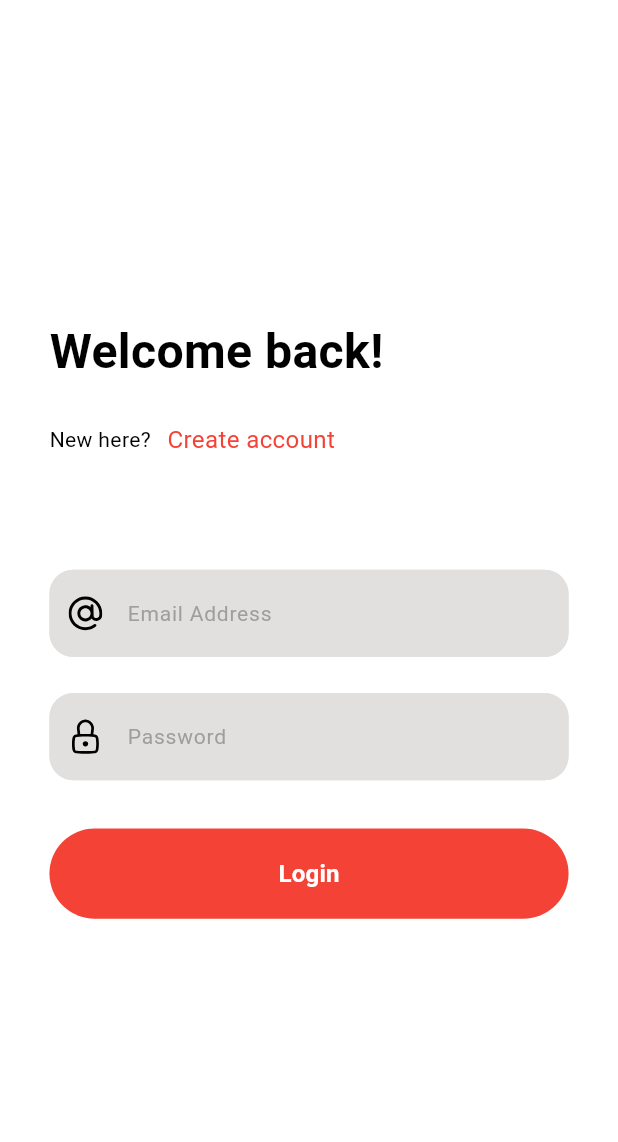
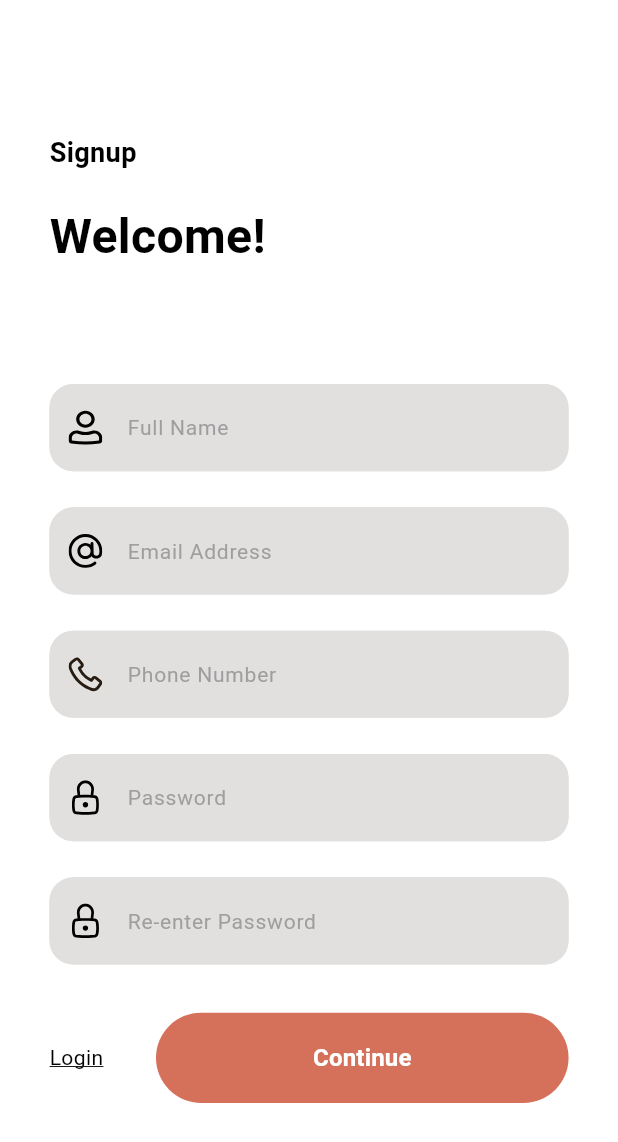
Before and after one commit to abdelrahman3003/farmerEats, a Flutter app: the screen it shows after launch, on a phone screen of 412 x 824 dp. Shown: the top 1142 px of the screen. Run offline on Flutter 3.47's test engine with Material 3 defaults, Android fonts, the phone set to English and light mode, and no system bars; our stand-ins replace dio, flutter_screenutil, flutter_svg, freezed_annotation, get_it, pretty_dio_logger and 2 more; generated files the repository leaves out were written again.

Commit message:
first screen in signup

```diff
--- a/lib/core/constants/routes.dart
+++ b/lib/core/constants/routes.dart
@@ -1,20 +1,22 @@
-
 import 'package:farmereats/features/auth/signin/presentation/view/signin_view.dart';
 import 'package:flutter/material.dart';
 
+import '../../features/auth/signup/presentation/view/signup_view.dart';
 import '../../features/onboarding/view/onboarding_view.dart';
 
 class Routes {
   static const String konboardingView = '/onboardingView';
+  static const String ksigninView = '/signinView';
   static const String ksignupView = '/signupView';
 
   static Route generateRoute(RouteSettings setting) {
     switch (setting.name) {
       case konboardingView:
         return MaterialPageRoute(builder: (context) => const OnboardingView());
+      case ksignupView:
+        return MaterialPageRoute(builder: (context) => const SigninView());
       case "/":
-               return MaterialPageRoute(builder: (context) => const SignupView());
-
+        return MaterialPageRoute(builder: (context) => const SignupView());
 
       default:
         return MaterialPageRoute(
--- a/lib/core/theme/colors.dart
+++ b/lib/core/theme/colors.dart
@@ -6,5 +6,5 @@ class AppColors {
   static const Color white = Colors.white;
   static const Color black = Colors.black;
   static const Color green = Colors.green;
-  static const Color red = Colors.red;
+  static const Color red = Color(0xffD5715B);
 }
--- a/lib/features/auth/signin/presentation/view/signin_view.dart
+++ b/lib/features/auth/signin/presentation/view/signin_view.dart
@@ -7,8 +7,8 @@ import 'package:flutter/material.dart';
 import 'package:flutter_screenutil/flutter_screenutil.dart';
 import 'package:flutter_svg/svg.dart';
 
-class SignupView extends StatelessWidget {
-  const SignupView({super.key});
+class SigninView extends StatelessWidget {
+  const SigninView({super.key});
 
   @override
   Widget build(BuildContext context) {
--- /dev/null
+++ b/lib/features/auth/signup/presentation/view/signup_view.dart
@@ -0,0 +1,101 @@
+import 'package:flutter/material.dart';
+import 'package:flutter_screenutil/flutter_screenutil.dart';
+import 'package:flutter_svg/svg.dart';
+
+import '../../../../../core/theme/colors.dart';
+import '../../../../../core/theme/styles.dart';
+import '../../../../../core/theme/widget/app_button.dart';
+import '../../../../../core/theme/widget/app_textformfield.dart';
+import '../../../../../gen/assets.gen.dart';
+
+class SignupView extends StatelessWidget {
+  const SignupView({super.key});
+
+  @override
+  Widget build(BuildContext context) {
+    return Scaffold(
+      body: SafeArea(
+        child: Padding(
+          padding: EdgeInsets.symmetric(horizontal: 30.w),
+          child: Column(
+            mainAxisAlignment: MainAxisAlignment.center,
+            crossAxisAlignment: CrossAxisAlignment.start,
+            children: [
+              Text(
+                "Signup ",
+                style: Styles.font18blackew700,
+              ),
+              SizedBox(height: 20.h),
+              Text(
+                "Welcome!",
+                style: Styles.font32black700w,
+              ),
+              SizedBox(height: 75.h),
+              AppTextformfield(
+                hint: "Full Name",
+                prefixIcon: Padding(
+                  padding: const EdgeInsets.all(12.0),
+                  child: SvgPicture.asset(
+                    Assets.icons.person,
+                  ),
+                ),
+              ),
+              SizedBox(height: 24.h),
+              AppTextformfield(
+                hint: "Email Address",
+                prefixIcon: Padding(
+                  padding: const EdgeInsets.all(12.0),
+                  child: SvgPicture.asset(
+                    Assets.icons.a,
+                  ),
+                ),
+              ),
+              SizedBox(height: 24.h),
+              AppTextformfield(
+                prefixIcon: Padding(
+                  padding: const EdgeInsets.all(12.0),
+                  child: SvgPicture.asset(Assets.icons.phone),
+                ),
+                hint: "Phone Number",
+              ),
+              SizedBox(height: 24.h),
+              AppTextformfield(
+                prefixIcon: Padding(
+                  padding: const EdgeInsets.all(12.0),
+                  child: SvgPicture.asset(Assets.icons.password),
+                ),
+                hint: "Password",
+              ),
+              SizedBox(height: 24.h),
+              AppTextformfield(
+                prefixIcon: Padding(
+                  padding: const EdgeInsets.all(12.0),
+                  child: SvgPicture.asset(Assets.icons.password),
+                ),
+                hint: "Re-enter Password",
+              ),
+              SizedBox(height: 32.h),
+              Row(
+                children: [
+                  Text(
+                    "Login",
+                    style: Styles.font14black400w.copyWith(
+                      decoration: TextDecoration.underline,
+                    ),
+                  ),
+                  SizedBox(width: 32.w),
+                  const Expanded(
+                    child: AppButton(
+                      text: "Continue",
+                      color: AppColors.red,
+                    ),
+                  ),
+                ],
+              )
+            ],
+          ),
+        ),
+      ),
+    );
+  }
+}
--- a/lib/gen/assets.gen.dart
+++ b/lib/gen/assets.gen.dart
@@ -18,8 +18,14 @@ class $AssetsIconsGen {
   /// File path: assets/icons/password.svg
   String get password => 'assets/icons/password.svg';
 
+  /// File path: assets/icons/person.svg
+  String get person => 'assets/icons/person.svg';
+
+  /// File path: assets/icons/phone.svg
+  String get phone => 'assets/icons/phone.svg';
+
   /// List of all assets
-  List<String> get values => [a, password];
+  List<String> get values => [a, password, person, phone];
 }
 
 class $AssetsImagesGen {
```
Also changed, not shown: assets/icons/person.svg (added), assets/icons/phone.svg (added).
